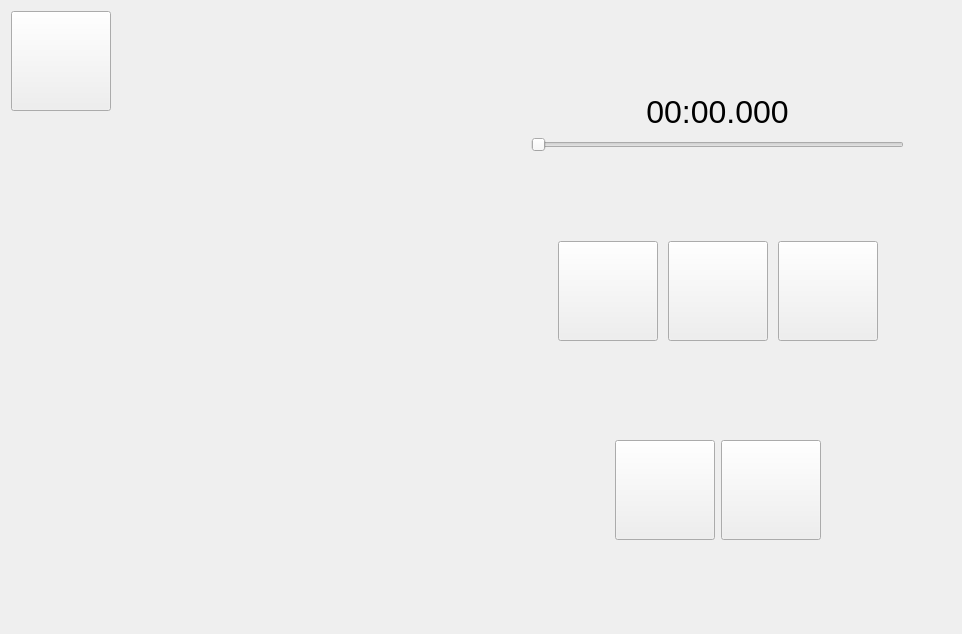
The window that src/mainwindow.ui (max22-/loan) describes before a commit, drawn with Qt 5.
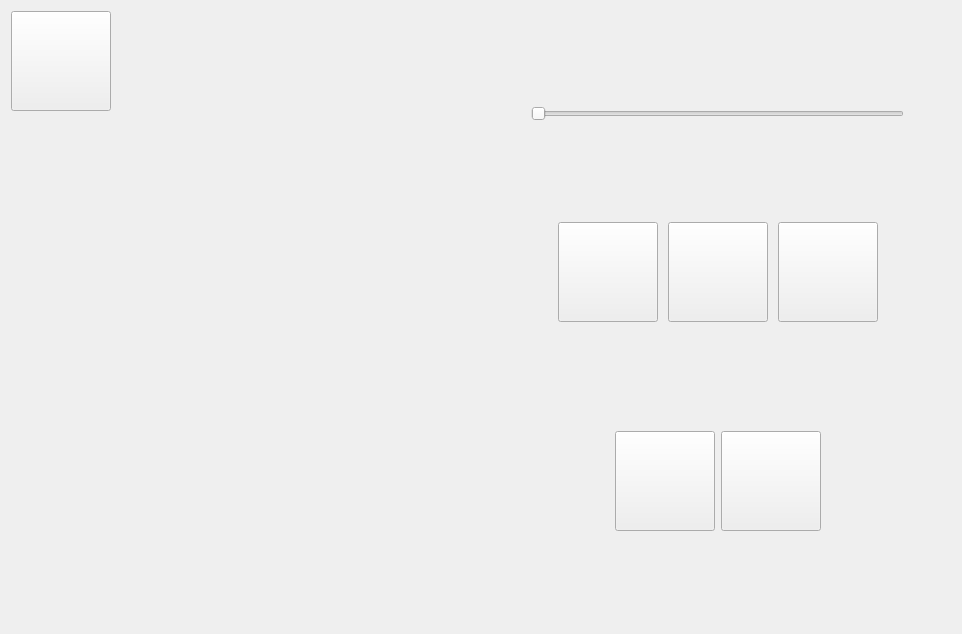
The same window after the commit. The open tabs and pages were chosen to show the change. Icons and pictures are not drawn. Custom widgets are drawn as their Qt base class.

Commit message: Intégration du nouveau widget TimeSlider dans la page d'enregistrement

Diff of the .ui file:
```diff
--- a/src/mainwindow.ui
+++ b/src/mainwindow.ui
@@ -781,22 +781,7 @@
             <item>
              <layout class="QVBoxLayout" name="verticalLayout_6">
               <item>
-               <widget class="QLabel" name="recordingDurationLabel">
-                <property name="font">
-                 <font>
-                  <pointsize>24</pointsize>
-                 </font>
-                </property>
-                <property name="text">
-                 <string>&lt;html&gt;&lt;head/&gt;&lt;body&gt;&lt;p&gt;00:00.000&lt;/p&gt;&lt;/body&gt;&lt;/html&gt;</string>
-                </property>
-                <property name="alignment">
-                 <set>Qt::AlignCenter</set>
-                </property>
-               </widget>
-              </item>
-              <item>
-               <widget class="QSlider" name="recordingSlider">
+               <widget class="TimeSlider" name="recordingSlider">
                 <property name="orientation">
                  <enum>Qt::Horizontal</enum>
                 </property>
```
Left out of the diff: 2 changed lines with no effect on the pictures. The commit also changes 1 other file.
